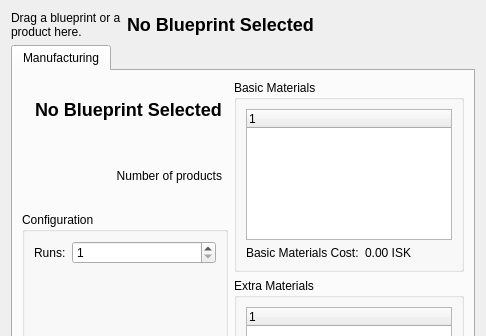
Before: the Qt Designer form blueprintcalculatorwidget.ui in yznpku/bevel, drawn with Qt 5; both pictures show x 0 to 486 and y 0 to 336 of the 486 by 493 pixel window.
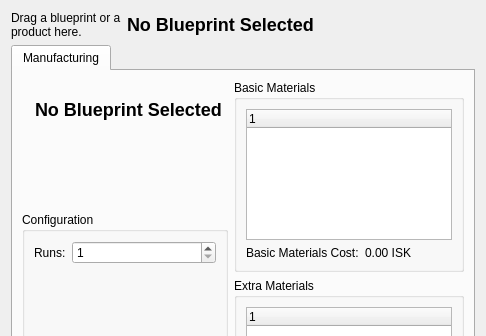
After: the same form once the commit is applied. Custom widgets are drawn as their Qt base class.

Commit message: Dropping a blueprint or a product on BlueprintCalculatorWidget's pixmap label will now update the widget's name labels and info buttons.

Patch:
```diff
--- a/blueprintcalculatorwidget.ui
+++ b/blueprintcalculatorwidget.ui
@@ -91,7 +91,7 @@
              <item row="1" column="0">
               <widget class="QLabel" name="label">
                <property name="text">
-                <string>Number of products</string>
+                <string/>
                </property>
                <property name="alignment">
                 <set>Qt::AlignRight|Qt::AlignTrailing|Qt::AlignVCenter</set>
```
Left out of the diff: 2 changed lines with no effect on the pictures. The commit also changes 4 other files.
